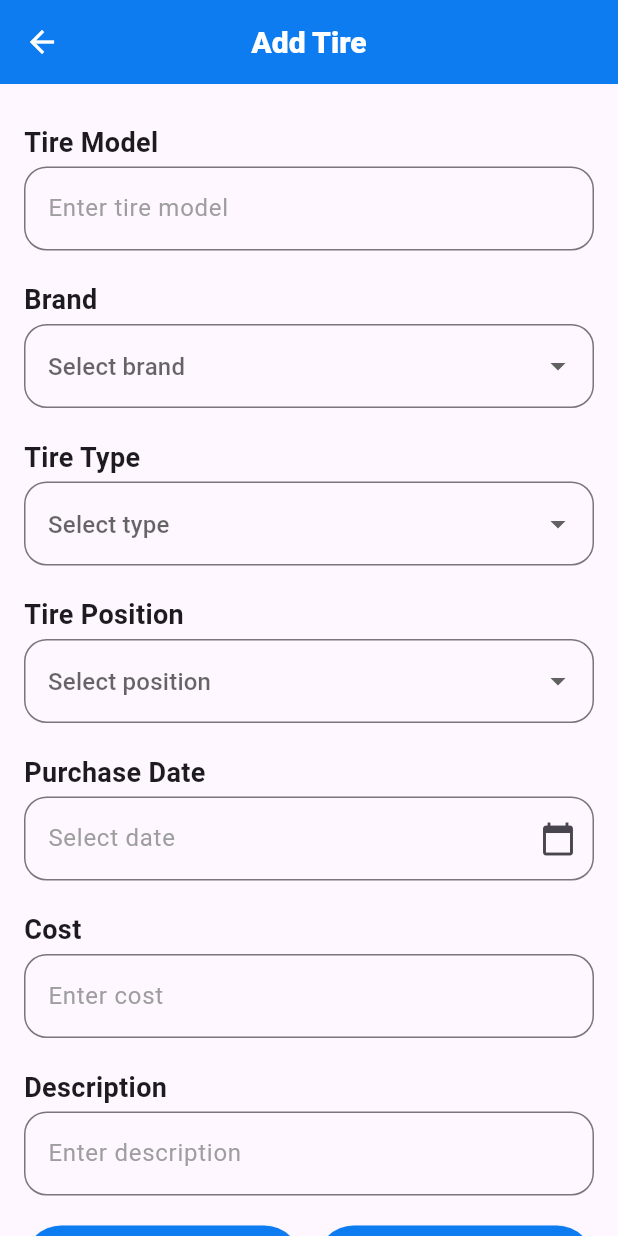
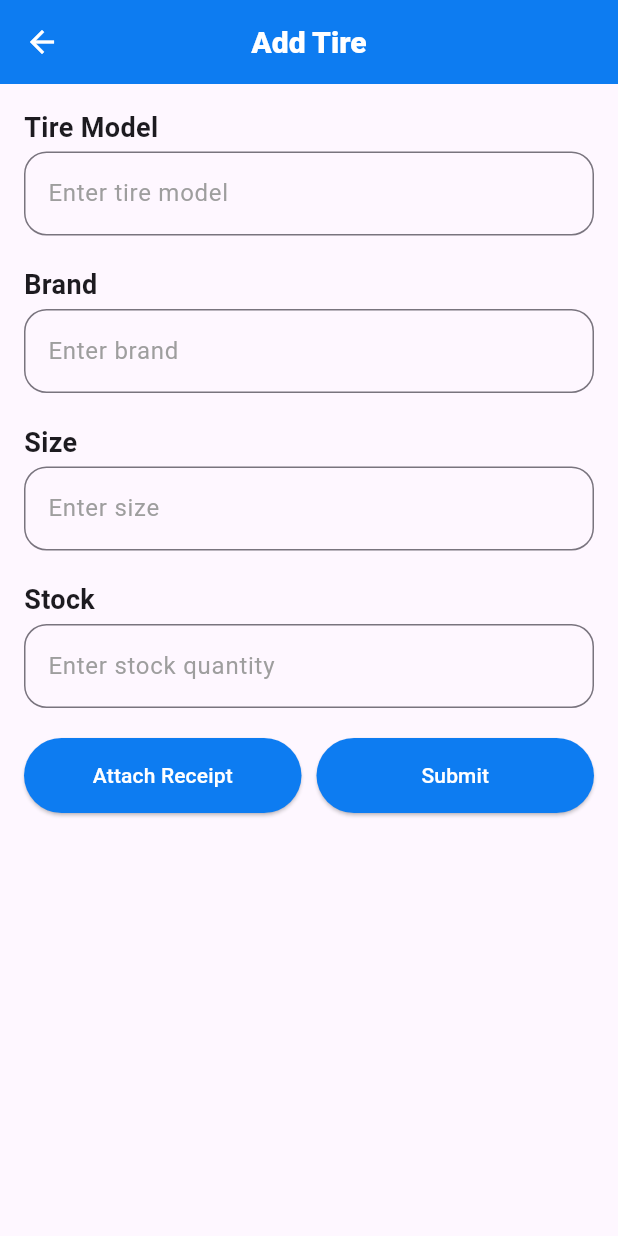
Before and after one commit to Raajmathankumardys/Tire_Management_Mobile, a Flutter app: the AddTireScreen screen opened directly, on a phone screen of 412 x 824 dp. Run offline on Flutter 3.47's test engine with Material 3 defaults, Android fonts, the light colour scheme and no system bars; our stand-ins replace dio, fl_chart, flutter_dotenv, flutter_svg; missing offline and left inert: dart:ffi; network calls fail.

Commit message:
add add-tire-screen,add-income-screen backend integration

```diff
--- a/lib/models/tire.dart
+++ b/lib/models/tire.dart
@@ -5,10 +5,10 @@ class TireModel {
   final String model;
   final String size;
   final int stock;
-  final int tireId;
+  final int? tireId;
 
   TireModel({
-    required this.tireId,
+    this.tireId,
     required this.brand,
     required this.model,
     required this.size,
--- a/lib/screens/add_income_screen.dart
+++ b/lib/screens/add_income_screen.dart
@@ -32,7 +32,6 @@ class _AddIncomeScreenState extends State<AddIncomeScreen> {
         updatedAt: DateTime.now(),
       );
 
-      print("Submitted Income Data: ${income.toJson()}");
 
       try {
         final response = await APIService.instance.request(
@@ -41,12 +40,12 @@ class _AddIncomeScreenState extends State<AddIncomeScreen> {
           formData: income.toJson(),
           contentType: "application/json",
         );
-
         if (response.statusCode == 200) {
           ScaffoldMessenger.of(context).showSnackBar(
             const SnackBar(content: Text("Income added successfully!")),
           );
           _formKey.currentState?.reset();
+          Navigator.pop(context);
         } else {
           print(response.statusMessage);
         }
@@ -134,7 +133,7 @@ class _AddIncomeScreenState extends State<AddIncomeScreen> {
                   children: [
                     Expanded(child: AppPrimaryButton(onPressed: () {}, title: "Attach Receipt")),
                     const SizedBox(width: 10),
-                    Expanded(child: AppPrimaryButton(onPressed: (){}, title: "Submit")),
+                    Expanded(child: AppPrimaryButton(onPressed: _submitIncome, title: "Submit")),
                   ],
                 ),
                 const SizedBox(height: 15),
--- a/lib/screens/add_tire_screen.dart
+++ b/lib/screens/add_tire_screen.dart
@@ -1,6 +1,169 @@
+// import 'package:flutter/material.dart';
+// import 'package:flutter/services.dart';
+// import 'package:yaantrac_app/common/widgets/button/app_primary_button.dart';
+//
+// class AddTireScreen extends StatefulWidget {
+//   const AddTireScreen({super.key});
+//
+//   @override
+//   State<AddTireScreen> createState() => _AddTireScreenState();
+// }
+//
+// class _AddTireScreenState extends State<AddTireScreen> {
+//   DateTime? _selectedDate;
+//
+//   void _pickDate(BuildContext context) async {
+//     final DateTime? picked = await showDatePicker(
+//       context: context,
+//       initialDate: DateTime.now(),
+//       firstDate: DateTime(2020),
+//       lastDate: DateTime(2030),
+//     );
+//     if (picked != null && picked != _selectedDate) {
+//       setState(() {
+//         _selectedDate = picked;
+//       });
+//     }
+//   }
+//
+//   @override
+//   Widget build(BuildContext context) {
+//     return Scaffold(
+//       appBar: AppBar(
+//         title: const Text(
+//           "Add Tire",
+//           style: TextStyle(fontSize: 20),
+//         ),
+//         leading: IconButton(
+//           onPressed: () {
+//             Navigator.pop(context);
+//           },
+//           icon: const Icon(Icons.arrow_back),
+//         ),
+//       ),
+//       body: SingleChildScrollView(
+//         child: Padding(
+//           padding: const EdgeInsets.all(16.0),
+//           child: Column(
+//             crossAxisAlignment: CrossAxisAlignment.start,
+//             children: [
+//               const SizedBox(height: 10),
+//               // Tire Model
+//               const Text("Tire Model", style: TextStyle(fontWeight: FontWeight.w700, fontSize: 18)),
+//               const SizedBox(height: 3),
+//               const TextField(
+//                 decoration: InputDecoration(hintText: "Enter tire model", hintStyle: TextStyle(color: Colors.grey)),
+//               ),
+//               const SizedBox(height: 20),
+//
+//               // Brand
+//               const Text("Brand", style: TextStyle(fontWeight: FontWeight.w700, fontSize: 18)),
+//               const SizedBox(height: 3),
+//               DropdownButtonFormField(
+//                 items: const [
+//                   DropdownMenuItem(value: "MRF", child: Text("MRF")),
+//                   DropdownMenuItem(value: "Bridgestone", child: Text("Bridgestone")),
+//                   DropdownMenuItem(value: "Michelin", child: Text("Michelin")),
+//                 ],
+//                 onChanged: (val) {},
+//                 decoration: const InputDecoration(hintText: "Select brand"),
+//               ),
+//               const SizedBox(height: 20),
+//
+//               // Tire Type
+//               const Text("Tire Type", style: TextStyle(fontWeight: FontWeight.w700, fontSize: 18)),
+//               const SizedBox(height: 3),
+//               DropdownButtonFormField(
+//                 items: const [
+//                   DropdownMenuItem(value: "Radial", child: Text("Radial")),
+//                   DropdownMenuItem(value: "Bias", child: Text("Bias")),
+//                   DropdownMenuItem(value: "Tubeless", child: Text("Tubeless")),
+//                 ],
+//                 onChanged: (val) {},
+//                 decoration: const InputDecoration(hintText: "Select type"),
+//               ),
+//               const SizedBox(height: 20),
+//
+//               // Tire Position
+//               const Text("Tire Position", style: TextStyle(fontWeight: FontWeight.w700, fontSize: 18)),
+//               const SizedBox(height: 3),
+//               DropdownButtonFormField(
+//                 items: const [
+//                   DropdownMenuItem(value: "Front Left", child: Text("Front Left")),
+//                   DropdownMenuItem(value: "Front Right", child: Text("Front Right")),
+//                   DropdownMenuItem(value: "Rear Left", child: Text("Rear Left")),
+//                   DropdownMenuItem(value: "Rear Right", child: Text("Rear Right")),
+//                 ],
+//                 onChanged: (val) {},
+//                 decoration: const InputDecoration(hintText: "Select position"),
+//               ),
+//               const SizedBox(height: 20),
+//
+//               // Purchase Date
+//               const Text("Purchase Date", style: TextStyle(fontWeight: FontWeight.w700, fontSize: 18)),
+//               const SizedBox(height: 3),
+//               GestureDetector(
+//                 onTap: () => _pickDate(context),
+//                 child: AbsorbPointer(
+//                   child: TextField(
+//                     decoration: InputDecoration(
+//                       hintText: _selectedDate == null
+//                           ? "Select date"
+//                           : "${_selectedDate!.day}/${_selectedDate!.month}/${_selectedDate!.year}",
+//                       hintStyle: const TextStyle(color: Colors.grey),
+//                       suffixIcon: const Icon(Icons.calendar_today),
+//                     ),
+//                   ),
+//                 ),
+//               ),
+//               const SizedBox(height: 20),
+//
+//               // Cost
+//               const Text("Cost", style: TextStyle(fontWeight: FontWeight.w700, fontSize: 18)),
+//               const SizedBox(height: 3),
+//               TextField(
+//                 decoration: const InputDecoration(hintText: "Enter cost", hintStyle: TextStyle(color: Colors.grey)),
+//                 inputFormatters: [
+//                   FilteringTextInputFormatter.digitsOnly,
+//                 ],
+//               ),
+//               const SizedBox(height: 20),
+//
+//               // Description
+//               const Text("Description", style: TextStyle(fontWeight: FontWeight.w700, fontSize: 18)),
+//               const SizedBox(height: 3),
+//               const TextField(
+//                 decoration: InputDecoration(hintText: "Enter description", hintStyle: TextStyle(color: Colors.grey)),
+//                 keyboardType: TextInputType.multiline,
+//                 maxLines: null,
+//               ),
+//               const SizedBox(height: 20),
+//
+//               // Buttons
+//               Row(
+//                 children: [
+//                   Expanded(child: AppPrimaryButton(onPressed: () {}, title: "Attach Receipt")),
+//                   const SizedBox(width: 10),
+//                   Expanded(child: AppPrimaryButton(onPressed: () {}, title: "Submit")),
+//                 ],
+//               ),
+//             ],
+//           ),
+//         ),
+//       ),
+//     );
+//   }
+// }
+
+
 import 'package:flutter/material.dart';
 import 'package:flutter/services.dart';
 import 'package:yaantrac_app/common/widgets/button/app_primary_button.dart';
+import 'package:yaantrac_app/common/widgets/input/app_input_field.dart';
+import 'package:yaantrac_app/services/api_service.dart';
+
+import '../models/tire.dart';
+
 
 class AddTireScreen extends StatefulWidget {
   const AddTireScreen({super.key});
@@ -10,19 +173,57 @@ class AddTireScreen extends StatefulWidget {
 }
 
 class _AddTireScreenState extends State<AddTireScreen> {
+  final _formKey = GlobalKey<FormState>();
+  String _brand = '';
+  String _model = '';
+  String _size = '';
+  int _stock = 0;
+  String _purchaseDate = '';
+
+  final TextEditingController _dateController = TextEditingController();
   DateTime? _selectedDate;
 
-  void _pickDate(BuildContext context) async {
-    final DateTime? picked = await showDatePicker(
-      context: context,
-      initialDate: DateTime.now(),
-      firstDate: DateTime(2020),
-      lastDate: DateTime(2030),
+  void _onDateSelected(DateTime date) {
+    setState(() {
+      _selectedDate = date;
+      _purchaseDate = "${date.day}/${date.month}/${date.year}";
+      _dateController.text = _purchaseDate;
+    });
+  }
+
+  Future<void> _onSubmit() async{
+    if (_formKey.currentState!.validate()) {
+      _formKey.currentState!.save();
+      final tire = TireModel(
+        tireId: DateTime.now().millisecondsSinceEpoch,
+        brand: _brand,
+        model: _model,
+        size: _size,
+        stock: _stock,
       );
-    if (picked != null && picked != _selectedDate) {
-      setState(() {
-        _selectedDate = picked;
-      });
+      try{
+        final response=await APIService.instance.request(
+          "/tires",
+          DioMethod.post,
+          formData: tire.toJson(),
+          contentType: "application/json",
+        );
+        if(response.statusCode==200){
+          Map<String,dynamic> responseData=response.data;
+          Map<String,dynamic> tire=responseData["data"];
+          TireModel tireModel=TireModel.fromJson(tire);
+          ScaffoldMessenger.of(context).showSnackBar(SnackBar(content: Text("Created successfully with id ${tireModel.tireId}"),),);
+          Navigator.pop(context);
+        }
+        else{
+          print(response.statusMessage);
+        }
+
+      }
+      catch(err){
+        print(err);
+      }
+      print(tire.toJson());
     }
   }
 
@@ -30,127 +231,55 @@ class _AddTireScreenState extends State<AddTireScreen> {
   Widget build(BuildContext context) {
     return Scaffold(
       appBar: AppBar(
-        title: const Text(
-          "Add Tire",
-          style: TextStyle(fontSize: 20),
-        ),
+        title: const Text("Add Tire", style: TextStyle(fontSize: 20)),
         leading: IconButton(
-          onPressed: () {
-            Navigator.pop(context);
-          },
+          onPressed: () => Navigator.pop(context),
           icon: const Icon(Icons.arrow_back),
         ),
       ),
       body: SingleChildScrollView(
         child: Padding(
           padding: const EdgeInsets.all(16.0),
+          child: Form(
+            key: _formKey,
             child: Column(
               crossAxisAlignment: CrossAxisAlignment.start,
               children: [
-              const SizedBox(height: 10),
-              // Tire Model
-              const Text("Tire Model", style: TextStyle(fontWeight: FontWeight.w700, fontSize: 18)),
-              const SizedBox(height: 3),
-              const TextField(
-                decoration: InputDecoration(hintText: "Enter tire model", hintStyle: TextStyle(color: Colors.grey)),
+                AppInputField(
+                  label: "Tire Model",
+                  hint: "Enter tire model",
+                  onInputChanged: (value) => _model = value ?? '',
                 ),
-              const SizedBox(height: 20),
+                AppInputField(
+                  label: "Brand",
+                  hint: "Enter brand",
+                  onInputChanged: (value) => _brand = value ?? '',
+                ),
+                AppInputField(
+                  label: "Size",
+                  hint: "Enter size",
+                  onInputChanged: (value) => _size = value ?? '',
+                ),
+                AppInputField(
+                  label: "Stock",
+                  hint: "Enter stock quantity",
+                  keyboardType: TextInputType.number,
+                  inputFormatters: [FilteringTextInputFormatter.digitsOnly],
+                  onInputChanged: (value) => _stock = int.tryParse(value ?? '0') ?? 0,
+                ),
 
-              // Brand
-              const Text("Brand", style: TextStyle(fontWeight: FontWeight.w700, fontSize: 18)),
-              const SizedBox(height: 3),
-              DropdownButtonFormField(
-                items: const [
-                  DropdownMenuItem(value: "MRF", child: Text("MRF")),
-                  DropdownMenuItem(value: "Bridgestone", child: Text("Bridgestone")),
-                  DropdownMenuItem(value: "Michelin", child: Text("Michelin")),
-                ],
-                onChanged: (val) {},
-                decoration: const InputDecoration(hintText: "Select brand"),
-              ),
-              const SizedBox(height: 20),
-
-              // Tire Type
-              const Text("Tire Type", style: TextStyle(fontWeight: FontWeight.w700, fontSize: 18)),
-              const SizedBox(height: 3),
-              DropdownButtonFormField(
-                items: const [
-                  DropdownMenuItem(value: "Radial", child: Text("Radial")),
-                  DropdownMenuItem(value: "Bias", child: Text("Bias")),
-                  DropdownMenuItem(value: "Tubeless", child: Text("Tubeless")),
-                ],
-                onChanged: (val) {},
-                decoration: const InputDecoration(hintText: "Select type"),
-              ),
-              const SizedBox(height: 20),
-
-              // Tire Position
-              const Text("Tire Position", style: TextStyle(fontWeight: FontWeight.w700, fontSize: 18)),
-              const SizedBox(height: 3),
-              DropdownButtonFormField(
-                items: const [
-                  DropdownMenuItem(value: "Front Left", child: Text("Front Left")),
-                  DropdownMenuItem(value: "Front Right", child: Text("Front Right")),
-                  DropdownMenuItem(value: "Rear Left", child: Text("Rear Left")),
-                  DropdownMenuItem(value: "Rear Right", child: Text("Rear Right")),
-                ],
-                onChanged: (val) {},
-                decoration: const InputDecoration(hintText: "Select position"),
-              ),
-              const SizedBox(height: 20),
-
-              // Purchase Date
-              const Text("Purchase Date", style: TextStyle(fontWeight: FontWeight.w700, fontSize: 18)),
-              const SizedBox(height: 3),
-              GestureDetector(
-                onTap: () => _pickDate(context),
-                child: AbsorbPointer(
-                  child: TextField(
-                    decoration: InputDecoration(
-                      hintText: _selectedDate == null
-                          ? "Select date"
-                          : "${_selectedDate!.day}/${_selectedDate!.month}/${_selectedDate!.year}",
-                      hintStyle: const TextStyle(color: Colors.grey),
-                      suffixIcon: const Icon(Icons.calendar_today),
-                    ),
-                  ),
-                ),
-              ),
-              const SizedBox(height: 20),
-
-              // Cost
-              const Text("Cost", style: TextStyle(fontWeight: FontWeight.w700, fontSize: 18)),
-              const SizedBox(height: 3),
-              TextField(
-                decoration: const InputDecoration(hintText: "Enter cost", hintStyle: TextStyle(color: Colors.grey)),
-                inputFormatters: [
-                  FilteringTextInputFormatter.digitsOnly,
-                ],
-              ),
-              const SizedBox(height: 20),
-
-              // Description
-              const Text("Description", style: TextStyle(fontWeight: FontWeight.w700, fontSize: 18)),
-              const SizedBox(height: 3),
-              const TextField(
-                decoration: InputDecoration(hintText: "Enter description", hintStyle: TextStyle(color: Colors.grey)),
-                keyboardType: TextInputType.multiline,
-                maxLines: null,
-              ),
-              const SizedBox(height: 20),
-
-              // Buttons
                 Row(
                   children: [
                     Expanded(child: AppPrimaryButton(onPressed: () {}, title: "Attach Receipt")),
                     const SizedBox(width: 10),
-                  Expanded(child: AppPrimaryButton(onPressed: () {}, title: "Submit")),
+                    Expanded(child: AppPrimaryButton(onPressed: _onSubmit, title: "Submit")),
                   ],
                 ),
               ],
             ),
           ),
         ),
+      ),
     );
   }
 }
```
Also changed, not shown: lib/screens/tires_list_screen.dart (+18 -22 lines), 4 other files. Lines whose indentation alone changed are shown as unchanged.
